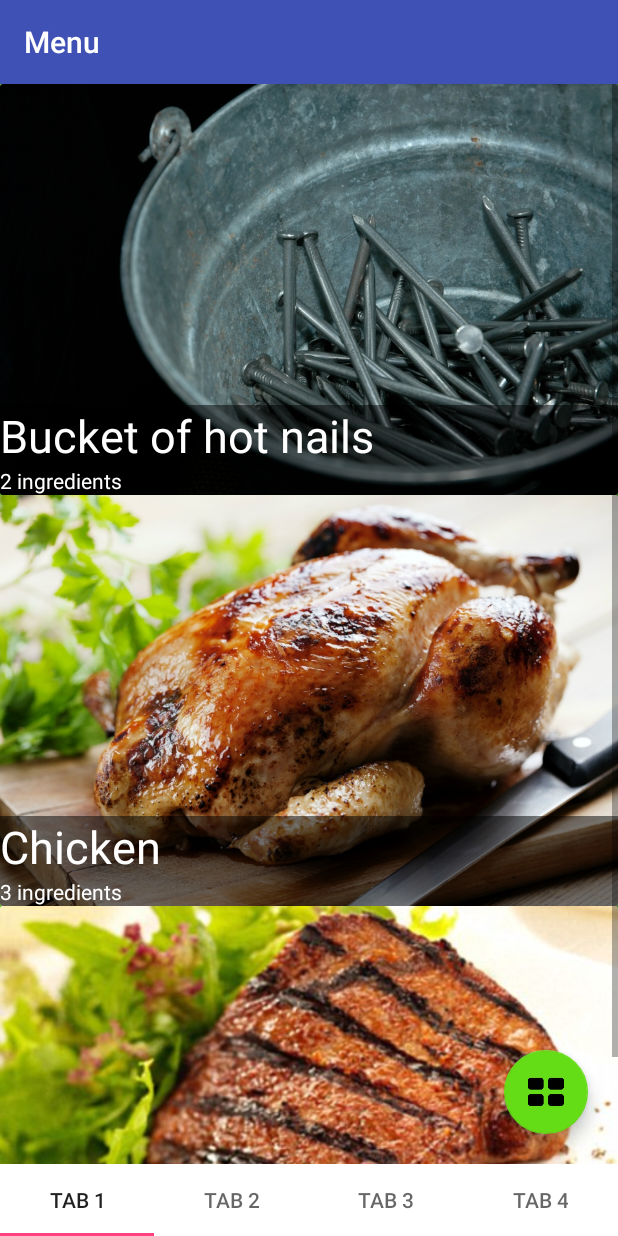
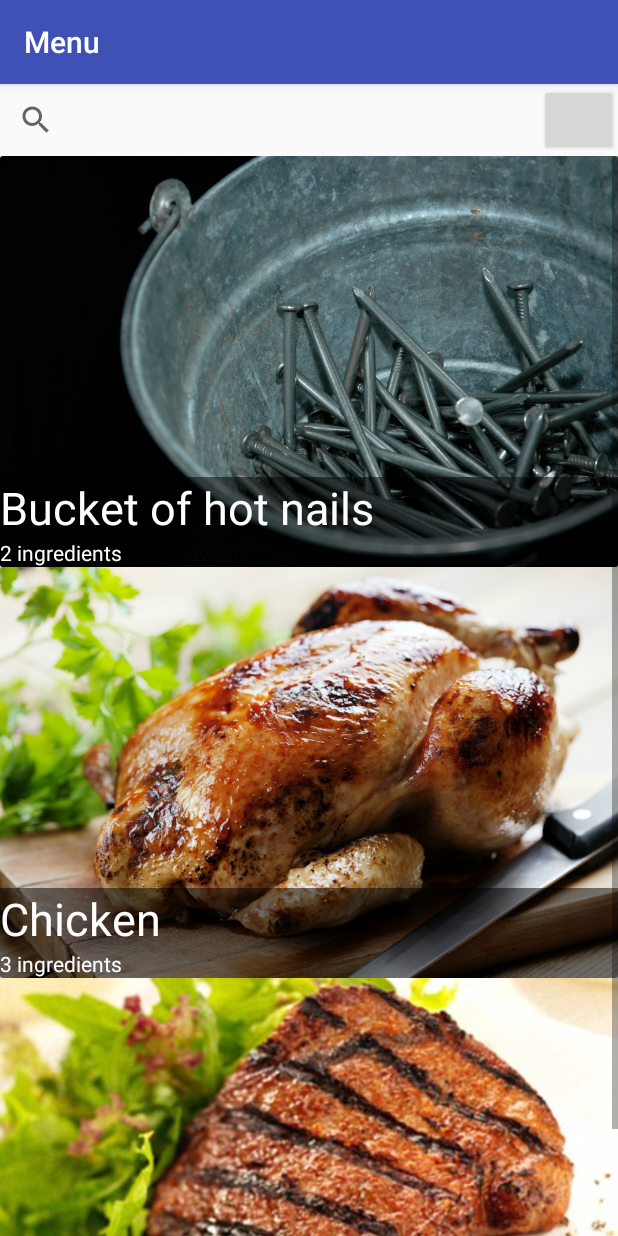
Before and after one commit to Pastornak/OrestHelloGuys, an Android app: the fragment GridViewFragment placed in its activity, after a tap on an icon or button, on a phone screen of 412 x 824 dp. Run offline under Robolectric (Android 15) with nearby library versions, the phone set to English and light mode, and no system bars.

Commit message:
Created ugly button for switching views, not working searching

```diff
--- a/app/src/main/java/id_iot/orest_task/GridViewFragment.java
+++ b/app/src/main/java/id_iot/orest_task/GridViewFragment.java
@@ -1,7 +1,6 @@
 package id_iot.orest_task;
 
 import android.os.Bundle;
-import android.support.design.widget.FloatingActionButton;
 import android.support.v4.app.Fragment;
 import android.support.v4.app.FragmentActivity;
 import android.view.LayoutInflater;
@@ -15,7 +14,7 @@ import android.widget.Toast;
 public class GridViewFragment extends Fragment {
 
     GridView gridView;
-    FloatingActionButton changeToCard;
+    Button changeToCard;
 
     @Override
     public View onCreateView(LayoutInflater inflater,
@@ -23,6 +22,16 @@ public class GridViewFragment extends Fragment {
                              Bundle savedInstanceState){
         View view = inflater.inflate(R.layout.grid_view, container, false);
         getActivity().setTitle("Menu");
+
+        changeToCard = (Button) view.findViewById(R.id.changeToCard);
+        changeToCard.setOnClickListener(new View.OnClickListener() {
+            @Override
+            public void onClick(View view) {
+                FragmentActivity activity = getActivity();
+                MainActivity mainActivity = (MainActivity) activity;
+                mainActivity.showFragment(new RecyclerViewFragment());
+            }
+        });
 
         gridView = (GridView) view.findViewById(R.id.gridview);
         final GridViewAdapter gridViewAdapter = new GridViewAdapter(getContext());
@@ -35,15 +44,6 @@ public class GridViewFragment extends Fragment {
             }
         });
 
-        changeToCard = (FloatingActionButton) view.findViewById(R.id.changeToCard);
-        changeToCard.setOnClickListener(new View.OnClickListener() {
-            @Override
-            public void onClick(View view) {
-                FragmentActivity activity = getActivity();
-                MainActivity mainActivity = (MainActivity) activity;
-                mainActivity.showFragment(new RecycleView());
-            }
-        });
         return view;
     }
 }
--- a/app/src/main/java/id_iot/orest_task/MainActivity.java
+++ b/app/src/main/java/id_iot/orest_task/MainActivity.java
@@ -1,34 +1,21 @@
 package id_iot.orest_task;
 
 import android.os.Bundle;
-import android.support.design.widget.TabLayout;
 import android.support.v4.app.Fragment;
 import android.support.v4.app.FragmentManager;
 import android.support.v4.app.FragmentTransaction;
 import android.support.v7.app.AppCompatActivity;
-import android.support.v7.widget.Toolbar;
-import android.widget.CompoundButton;
-import android.widget.Switch;
 
 
 public class MainActivity extends AppCompatActivity {
 
     private Fragment currentFragment;
-    TabLayout tabLayout;
 
     @Override
     protected void onCreate(Bundle savedInstanceState){
         super.onCreate(savedInstanceState);
         setContentView(R.layout.main_view);
-
-        tabLayout = (TabLayout) findViewById(R.id.tab_layout);
-        tabLayout.addTab(tabLayout.newTab().setText("Tab 1"));
-        tabLayout.addTab(tabLayout.newTab().setText("Tab 2"));
-        tabLayout.addTab(tabLayout.newTab().setText("Tab 3"));
-        tabLayout.addTab(tabLayout.newTab().setText("Tab 4"));
-
-
-        showFragment(new RecycleView());
+        showFragment(new RecyclerViewFragment());
     }
 
     public void showFragment(Fragment fragment) {
--- a/app/src/main/java/id_iot/orest_task/RecyclerAdapter.java
+++ b/app/src/main/java/id_iot/orest_task/RecyclerAdapter.java
@@ -9,6 +9,8 @@ import android.widget.ImageView;
 import android.widget.TextView;
 import android.widget.Toast;
 
+import java.util.ArrayList;
+import java.util.List;
 
 
 public class RecyclerAdapter extends RecyclerView.Adapter<RecyclerAdapter.ViewHolder> {
--- a/app/src/main/java/id_iot/orest_task/RecycleView.java
+++ b/app/src/main/java/id_iot/orest_task/RecyclerViewFragment.java
@@ -7,6 +7,7 @@ import android.support.v4.app.FragmentActivity;
 import android.support.v7.app.AppCompatActivity;
 import android.support.v7.widget.LinearLayoutManager;
 import android.support.v7.widget.RecyclerView;
+import android.support.v7.widget.SearchView;
 import android.view.LayoutInflater;
 import android.view.View;
 import android.view.ViewGroup;
@@ -15,11 +16,13 @@ import android.widget.EditText;
 import android.widget.Switch;
 import android.widget.Toast;
 
-public class RecycleView extends Fragment {
+public class RecyclerViewFragment extends Fragment{
 
     RecyclerView recyclerView;
     RecyclerView.LayoutManager layoutManager;
-    FloatingActionButton changeToGrid;
+    Button changeToGrid;
+    SearchView searchRecipe;
+    RecyclerAdapter recyclerAdapter;
 
     @Override
     public View onCreateView(LayoutInflater inflater,
@@ -28,15 +31,7 @@ public class RecycleView extends Fragment {
         View view = inflater.inflate(R.layout.recycler_view, container, false);
         getActivity().setTitle("Menu");
 
-        recyclerView = (RecyclerView) view.findViewById(R.id.rv);
-
-        layoutManager = new LinearLayoutManager(getContext());
-        recyclerView.setLayoutManager(layoutManager);
-
-        final RecyclerAdapter adapter = new RecyclerAdapter();
-        recyclerView.setAdapter(adapter);
-
-        changeToGrid = (FloatingActionButton) view.findViewById(R.id.changeToGrid);
+        changeToGrid = (Button) view.findViewById(R.id.changeToGrid);
         changeToGrid.setOnClickListener(new View.OnClickListener() {
             @Override
             public void onClick(View view) {
@@ -45,6 +40,17 @@ public class RecycleView extends Fragment {
                 mainActivity.showFragment(new GridViewFragment());
             }
         });
+
+        recyclerView = (RecyclerView) view.findViewById(R.id.rv);
+
+        layoutManager = new LinearLayoutManager(getContext());
+        recyclerView.setLayoutManager(layoutManager);
+
+        recyclerAdapter= new RecyclerAdapter();
+        recyclerView.setAdapter(recyclerAdapter);
+
+        searchRecipe = (SearchView) view.findViewById(R.id.searchRecipe);
+
         return view;
     }
 }
--- a/app/src/main/res/layout/grid_view.xml
+++ b/app/src/main/res/layout/grid_view.xml
@@ -3,6 +3,24 @@
     android:layout_width="match_parent"
     android:layout_height="wrap_content"
     android:orientation="vertical">
+    <LinearLayout
+        android:layout_width="match_parent"
+        android:layout_height="wrap_content"
+        android:orientation="horizontal"
+        android:id="@+id/search_bar">
+        <android.support.v7.widget.SearchView
+            android:id="@+id/searchRecipe"
+            android:layout_width="match_parent"
+            android:layout_height="wrap_content"
+            android:iconifiedByDefault="false"
+            android:queryHint="Search Recipe"
+            android:layout_weight="3"/>
+        <Button
+            android:layout_width="wrap_content"
+            android:layout_height="match_parent"
+            android:id="@+id/changeToCard"
+            android:layout_weight="2" />
+    </LinearLayout>
 
     <GridView
         android:id="@+id/gridview"
@@ -14,18 +32,7 @@
         android:numColumns="2"
         android:stretchMode="columnWidth"
         android:verticalSpacing="8dp"
-        android:padding="8dp"/>
-
-    <android.support.design.widget.FloatingActionButton xmlns:app="http://schemas.android.com/apk/res-auto"
-        android:id="@+id/changeToCard"
-        android:layout_width="80dp"
-        android:layout_height="80dp"
-        android:layout_alignBottom="@id/gridview"
-        android:layout_alignParentEnd="true"
-        android:layout_centerVertical="true"
-        android:layout_marginEnd="20dp"
-        android:src="@drawable/tocard"
-        app:backgroundTint="@color/colorGreenBackground"
-        android:layout_marginBottom="20dp"/>
+        android:padding="8dp"
+        android:layout_below="@+id/search_bar"/>
 
 </RelativeLayout>
--- a/app/src/main/res/layout/main_view.xml
+++ b/app/src/main/res/layout/main_view.xml
@@ -4,20 +4,10 @@
     android:layout_height="match_parent"
     >
 
-    <android.support.design.widget.TabLayout
-        android:id="@+id/tab_layout"
-        android:layout_width="match_parent"
-        android:layout_height="wrap_content"
-        android:background="@color/colorWhite"
-        android:layout_alignParentBottom="true">
-    </android.support.design.widget.TabLayout>
-
-
     <FrameLayout
         android:layout_width="match_parent"
         android:layout_height="match_parent"
-        android:id="@+id/container"
-        android:layout_above="@id/tab_layout">
+        android:id="@+id/container">
     </FrameLayout>
 
 </RelativeLayout>
--- a/app/src/main/res/layout/recycler_view.xml
+++ b/app/src/main/res/layout/recycler_view.xml
@@ -4,28 +4,33 @@
     android:layout_width="match_parent"
     android:layout_height="wrap_content"
     android:orientation="vertical"
-    tools:context=".RecycleView">
+    tools:context=".RecyclerViewFragment">
+
+    <LinearLayout
+        android:layout_width="match_parent"
+        android:layout_height="wrap_content"
+        android:orientation="horizontal"
+        android:id="@+id/search_bar">
+        <android.support.v7.widget.SearchView
+            android:id="@+id/searchRecipe"
+            android:layout_width="match_parent"
+            android:layout_height="wrap_content"
+            android:iconifiedByDefault="false"
+            android:queryHint="Search Recipe"
+            android:layout_weight="3"/>
+        <Button
+            android:layout_width="wrap_content"
+            android:layout_height="match_parent"
+            android:id="@+id/changeToGrid"
+            android:layout_weight="2" />
+    </LinearLayout>
 
     <android.support.v7.widget.RecyclerView
-
         android:id="@+id/rv"
         android:layout_width="match_parent"
         android:layout_height="wrap_content"
-        android:background="@color/colorGreenBackground"
-        android:scrollbars="vertical">
+        android:scrollbars="vertical"
+        android:layout_below="@id/search_bar">
 
     </android.support.v7.widget.RecyclerView>
-
-    <android.support.design.widget.FloatingActionButton xmlns:app="http://schemas.android.com/apk/res-auto"
-        android:id="@+id/changeToGrid"
-        android:layout_width="80dp"
-        android:layout_height="80dp"
-        android:layout_alignBottom="@id/rv"
-        android:layout_alignParentEnd="true"
-        android:layout_centerVertical="true"
-        android:layout_marginEnd="20dp"
-        android:src="@drawable/togrid"
-        app:backgroundTint="@color/colorGreenBackground"
-        android:layout_marginBottom="20dp"/>
-
 </RelativeLayout>
```
